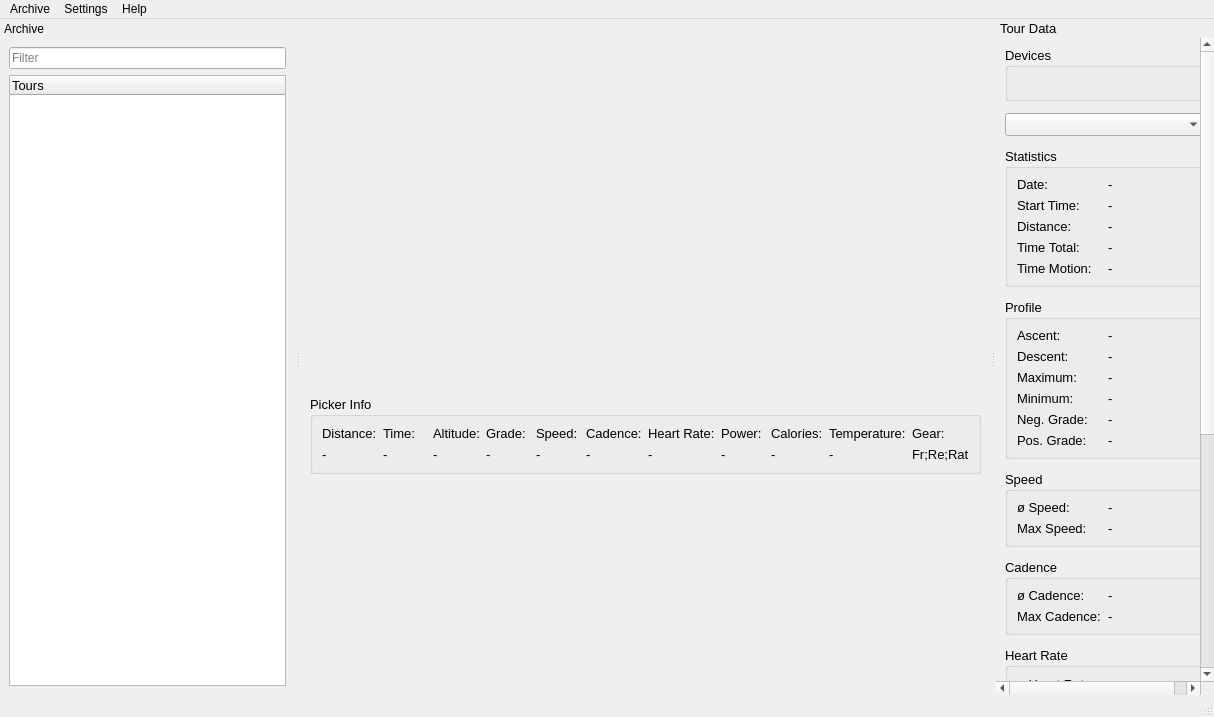
First picture: the form in MainWindow.ui, repository masc4ii/WaoStats, before the edit.
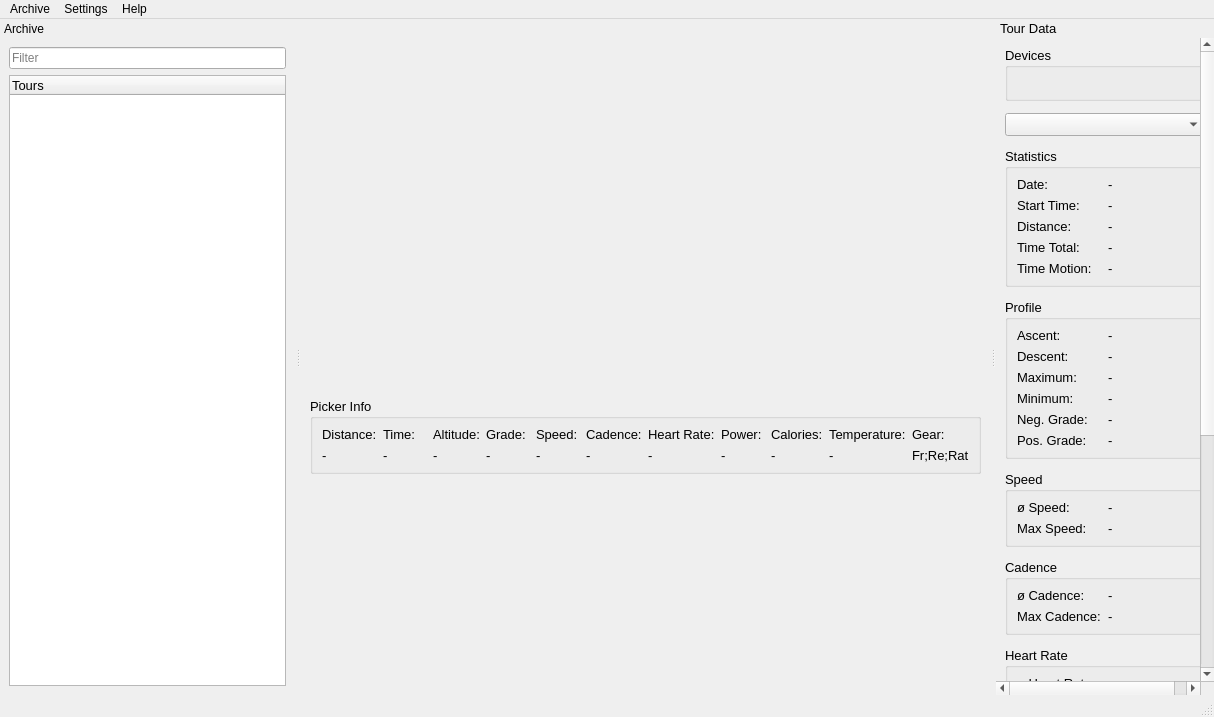
Second picture: the form after the edit. Icons and pictures are not drawn. Custom widgets are drawn as their Qt base class.

Commit message: Margins corrected

Diff of the .ui file:
```diff
--- a/MainWindow.ui
+++ b/MainWindow.ui
@@ -58,6 +58,12 @@
        <string>Picker Info</string>
       </property>
       <layout class="QGridLayout" name="gridLayout_13">
+       <property name="topMargin">
+        <number>8</number>
+       </property>
+       <property name="bottomMargin">
+        <number>8</number>
+       </property>
        <item row="0" column="8">
         <widget class="QLabel" name="labelPickerCaloriesName">
          <property name="text">
@@ -480,7 +486,7 @@
           <x>0</x>
           <y>0</y>
           <width>218</width>
-          <height>932</height>
+          <height>916</height>
          </rect>
         </property>
         <layout class="QGridLayout" name="gridLayout_10">
@@ -506,6 +512,12 @@
             <string>Power</string>
            </property>
            <layout class="QGridLayout" name="gridLayout_12">
+            <property name="topMargin">
+             <number>8</number>
+            </property>
+            <property name="bottomMargin">
+             <number>8</number>
+            </property>
             <item row="2" column="0">
              <widget class="QLabel" name="label_31">
               <property name="text">
@@ -676,6 +688,12 @@
             <string>Heart Rate</string>
            </property>
            <layout class="QGridLayout" name="gridLayout_11">
+            <property name="topMargin">
+             <number>8</number>
+            </property>
+            <property name="bottomMargin">
+             <number>8</number>
+            </property>
             <item row="0" column="1">
              <widget class="QLabel" name="labelHeartRateAverage">
               <property name="text">
```
